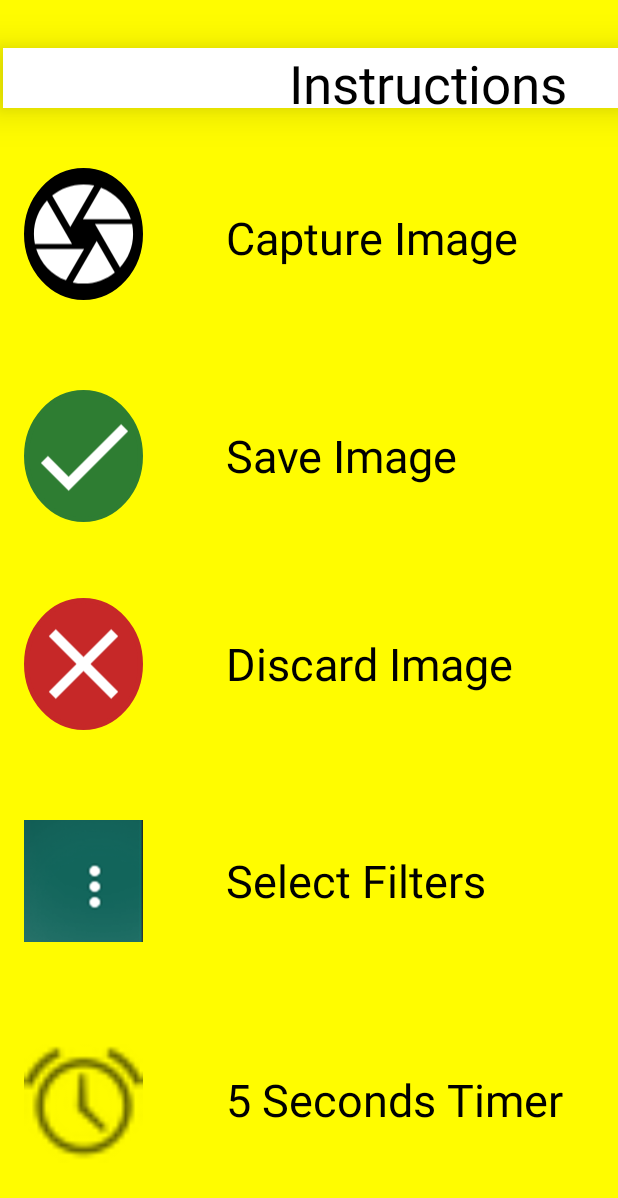
After one commit to wlam98/AndroidApp, an Android app: the layout instruction_window.xml on its own in the app's theme, with its tools: preview values and no code run, on a phone screen of 412 x 824 dp. The commit adds this screen. Shown: the top 1198 px of the screen. Run offline under Robolectric (Android 15) with nearby library versions, the phone set to English and light mode, and no system bars.

Commit message:
added instruction page and fixed saving issue

```diff
--- a/NotSnap/app/src/main/AndroidManifest.xml
+++ b/NotSnap/app/src/main/AndroidManifest.xml
@@ -21,6 +21,9 @@
             </intent-filter>
         </activity>
         <activity android:name=".MainActivity"/>
+
+        <activity android:name=".Instruction" android:theme="@style/AppTheme.CustomTheme">
+        </activity>
     </application>
 
 </manifest>
--- /dev/null
+++ b/NotSnap/app/src/main/java/com/COMP3004/NotSnap/Instruction.java
@@ -0,0 +1,25 @@
+package com.COMP3004.NotSnap;
+
+import android.app.Activity;
+import android.os.Bundle;
+import android.util.DisplayMetrics;
+
+public class Instruction extends Activity {
+
+    @Override
+    protected void onCreate(Bundle savedInstanceState){
+        super.onCreate(savedInstanceState);
+
+        setContentView(R.layout.instruction_window);
+
+        DisplayMetrics dm = new DisplayMetrics();
+        getWindowManager().getDefaultDisplay().getMetrics(dm);
+
+        int width = dm.widthPixels;
+        int height = dm.heightPixels;
+
+        getWindow().setLayout((int)(width * .8),(int)(height*.8));
+
+    }
+
+}
--- a/NotSnap/app/src/main/java/com/COMP3004/NotSnap/MainActivity.java
+++ b/NotSnap/app/src/main/java/com/COMP3004/NotSnap/MainActivity.java
@@ -15,6 +15,7 @@ import androidx.core.app.ActivityCompat;
 import androidx.core.content.ContextCompat;
 
 import android.app.Activity;
+import android.content.Intent;
 import android.content.pm.PackageManager;
 import android.graphics.Bitmap;
 import android.graphics.Matrix;
@@ -53,9 +54,8 @@ public class MainActivity extends AppCompatActivity implements View.OnClickListe
     Handler handler;
     ImageCapture imageCapture;
     ImageAnalysis imageAnalysis;
-    Preview preview;
 
-    FloatingActionButton btnCapture, btnOk, btnCancel, btnTimer;
+    FloatingActionButton btnCapture, btnOk, btnCancel, btnTimer, btnHint;;
 
     Camera camera;
     FacialDetection facialDetection;
@@ -132,9 +132,17 @@ public class MainActivity extends AppCompatActivity implements View.OnClickListe
         btnCapture = findViewById(R.id.btnCapture);
         btnOk = findViewById(R.id.btnAccept);
         btnCancel = findViewById(R.id.btnReject);
+        btnHint = findViewById(R.id.btnhint);
 
         btnOk.setOnClickListener(this);
         btnCancel.setOnClickListener(this);
+
+        btnHint.setOnClickListener(new View.OnClickListener() {
+            @Override
+            public void onClick(View view) {
+                startActivity(new Intent(MainActivity.this, Instruction.class));
+            }
+        });
 
         llBottom = findViewById(R.id.llBottom);
         textureView = findViewById(R.id.textureView);
@@ -152,7 +160,6 @@ public class MainActivity extends AppCompatActivity implements View.OnClickListe
             ActivityCompat.requestPermissions(this, REQUIRED_PERMISSIONS, REQUEST_CODE_PERMISSIONS);
         }
     }
-
 
 
     private void showAcceptedRejectedButton(boolean acceptedRejected) {
@@ -175,7 +182,6 @@ public class MainActivity extends AppCompatActivity implements View.OnClickListe
             });
         }
     }
-
 
 
 
@@ -242,18 +248,19 @@ public class MainActivity extends AppCompatActivity implements View.OnClickListe
 
             case R.id.btnAccept:
                 File file = new File(
-                        Environment.getExternalStoragePublicDirectory(Environment.DIRECTORY_PICTURES), "" + System.currentTimeMillis() + "_JDCameraX.jpg");
+                        Environment.getExternalStoragePublicDirectory(Environment.DIRECTORY_PICTURES), "" + System.currentTimeMillis() + "_CameraX.jpg");
                 imageCapture.takePicture(file, new ImageCapture.OnImageSavedListener() {
                     @Override
                     public void onImageSaved(@NonNull File file) {
+                        System.out.println(file.toString());
                         showAcceptedRejectedButton(false);
-
                         Toast.makeText(getApplicationContext(), "Image saved successfully in Pictures Folder", Toast.LENGTH_LONG).show();
                     }
 
                     @Override
                     public void onError(@NonNull ImageCapture.UseCaseError useCaseError, @NonNull String message, @Nullable Throwable cause) {
-
+                        String msg = "Picture capture failed: " + message;
+                        Toast.makeText(getBaseContext(), msg, Toast.LENGTH_LONG).show();
                     }
                 });
                 break;
--- /dev/null
+++ b/NotSnap/app/src/main/res/drawable/circle.xml
@@ -0,0 +1,8 @@
+<shape xmlns:android="http://schemas.android.com/apk/res/android" android:shape="oval" >
+    <size android:width="50dp"
+        android:height="50dp"/>
+    <stroke
+        android:width="3dp"
+        android:color="@color/black"/>
+    <solid android:color="@color/black"/>
+</shape>
--- /dev/null
+++ b/NotSnap/app/src/main/res/drawable/green_cir.xml
@@ -0,0 +1,8 @@
+<shape xmlns:android="http://schemas.android.com/apk/res/android" android:shape="oval" >
+    <size android:width="50dp"
+        android:height="50dp"/>
+    <stroke
+        android:width="3dp"
+        android:color="@color/acceptedGreen"/>
+    <solid android:color="@color/acceptedGreen"/>
+</shape>
--- /dev/null
+++ b/NotSnap/app/src/main/res/drawable/red_cir.xml
@@ -0,0 +1,8 @@
+<shape xmlns:android="http://schemas.android.com/apk/res/android" android:shape="oval" >
+    <size android:width="50dp"
+        android:height="50dp"/>
+    <stroke
+        android:width="3dp"
+        android:color="@color/rejectedRed"/>
+    <solid android:color="@color/rejectedRed"/>
+</shape>
--- a/NotSnap/app/src/main/res/layout/activity_main.xml
+++ b/NotSnap/app/src/main/res/layout/activity_main.xml
@@ -42,6 +42,30 @@
         app:layout_constraintEnd_toEndOf="parent"
         app:layout_constraintStart_toStartOf="parent" />
 
+    <com.google.android.material.floatingactionbutton.FloatingActionButton
+        android:id="@+id/btnhint"
+        android:layout_width="285dp"
+        android:layout_height="45dp"
+        android:layout_marginBottom="32dp"
+        android:layout_weight="0.5"
+        android:text="instruction"
+        app:layout_constraintBottom_toBottomOf="parent"
+        app:layout_constraintEnd_toEndOf="parent"
+        app:layout_constraintHorizontal_bias="0.142"
+        app:layout_constraintStart_toStartOf="parent" />
+
+    <ImageView
+        android:layout_width="42dp"
+        android:layout_height="31dp"
+        android:layout_marginBottom="36dp"
+        android:elevation="16dp"
+        android:src="@drawable/question"
+        android:textAppearance="?android:attr/textAppearanceMedium"
+        android:textColor="@android:color/white"
+        app:layout_constraintBottom_toBottomOf="parent"
+        app:layout_constraintEnd_toEndOf="parent"
+        app:layout_constraintHorizontal_bias="0.145"
+        app:layout_constraintStart_toStartOf="parent" />
 
     <LinearLayout
         android:layout_width="match_parent"
@@ -55,9 +79,6 @@
         app:layout_constraintBottom_toBottomOf="parent"
         app:layout_constraintEnd_toEndOf="parent"
         app:layout_constraintStart_toStartOf="parent">
-
-
-
 
         <com.google.android.material.floatingactionbutton.FloatingActionButton
             android:id="@+id/btnReject"
@@ -81,8 +102,6 @@
             app:layout_constraintBottom_toBottomOf="parent"
             app:layout_constraintEnd_toEndOf="parent"
             app:layout_constraintStart_toStartOf="parent" />
-
-
     </LinearLayout>
 
     <com.google.android.material.floatingactionbutton.FloatingActionButton
--- /dev/null
+++ b/NotSnap/app/src/main/res/layout/instruction_window.xml
@@ -0,0 +1,173 @@
+<?xml version="1.0" encoding="utf-8"?>
+<androidx.constraintlayout.widget.ConstraintLayout xmlns:android="http://schemas.android.com/apk/res/android"
+    xmlns:app="http://schemas.android.com/apk/res-auto"
+    xmlns:tools="http://schemas.android.com/tools"
+    android:layout_width="match_parent"
+    android:layout_height="match_parent"
+    android:background="@color/splash_background_color">
+
+    <TextView
+        android:layout_width="410dp"
+        android:layout_height="40dp"
+        android:elevation="16dp"
+        android:background="@android:color/white"
+        android:text="                      Instructions"
+        android:textAppearance="?android:attr/textAppearanceMedium"
+        android:textColor="@android:color/black"
+        android:textSize="35dp"
+        app:layout_constraintBottom_toBottomOf="parent"
+        app:layout_constraintEnd_toEndOf="parent"
+        app:layout_constraintHorizontal_bias="1.0"
+        app:layout_constraintStart_toStartOf="parent"
+        app:layout_constraintTop_toTopOf="parent"
+        app:layout_constraintVertical_bias="0.041" />
+
+
+    <TextView
+        android:layout_width="239dp"
+        android:layout_height="41dp"
+        android:elevation="16dp"
+        android:text="   Capture Image"
+        android:textAppearance="?android:attr/textAppearanceMedium"
+        android:textColor="@android:color/black"
+        android:textSize="30dp"
+        app:layout_constraintBottom_toBottomOf="parent"
+        app:layout_constraintEnd_toEndOf="parent"
+        app:layout_constraintHorizontal_bias="0.428"
+        app:layout_constraintStart_toEndOf="@+id/imageView"
+        app:layout_constraintTop_toTopOf="parent"
+        app:layout_constraintVertical_bias="0.176" />
+
+    <ImageView
+        android:id="@+id/imageView"
+        android:layout_width="79dp"
+        android:layout_height="88dp"
+        android:layout_gravity="center"
+        android:background="@drawable/circle"
+        android:src="@drawable/ic_camera"
+        app:layout_constraintBottom_toBottomOf="parent"
+        app:layout_constraintHorizontal_bias="0.048"
+        app:layout_constraintLeft_toLeftOf="parent"
+        app:layout_constraintRight_toRightOf="parent"
+        app:layout_constraintTop_toTopOf="parent"
+        app:layout_constraintVertical_bias="0.152" />
+
+
+    <ImageView
+        android:id="@+id/imageView2"
+        android:layout_width="79dp"
+        android:layout_height="88dp"
+        android:layout_gravity="center"
+        android:background="@drawable/green_cir"
+        android:src="@drawable/ic_check"
+        app:layout_constraintBottom_toBottomOf="parent"
+        app:layout_constraintHorizontal_bias="0.048"
+        app:layout_constraintLeft_toLeftOf="parent"
+        app:layout_constraintRight_toRightOf="parent"
+        app:layout_constraintTop_toTopOf="parent"
+        app:layout_constraintVertical_bias="0.353" />
+
+    <TextView
+        android:layout_width="239dp"
+        android:layout_height="41dp"
+        android:elevation="16dp"
+        android:text="   Save Image"
+        android:textAppearance="?android:attr/textAppearanceMedium"
+        android:textColor="@android:color/black"
+        android:textSize="30dp"
+        app:layout_constraintBottom_toBottomOf="parent"
+        app:layout_constraintEnd_toEndOf="parent"
+        app:layout_constraintHorizontal_bias="0.428"
+        app:layout_constraintStart_toEndOf="@+id/imageView2"
+        app:layout_constraintTop_toTopOf="parent"
+        app:layout_constraintVertical_bias="0.362" />
+
+    <ImageView
+        android:id="@+id/imageView3"
+        android:layout_width="79dp"
+        android:layout_height="88dp"
+        android:layout_gravity="center"
+        android:background="@drawable/red_cir"
+        android:src="@drawable/ic_close"
+        app:layout_constraintBottom_toBottomOf="parent"
+        app:layout_constraintHorizontal_bias="0.048"
+        app:layout_constraintLeft_toLeftOf="parent"
+        app:layout_constraintRight_toRightOf="parent"
+        app:layout_constraintTop_toTopOf="parent"
+        app:layout_constraintVertical_bias="0.542" />
+
+    <TextView
+        android:layout_width="239dp"
+        android:layout_height="41dp"
+        android:elevation="16dp"
+        android:text="   Discard Image"
+        android:textAppearance="?android:attr/textAppearanceMedium"
+        android:textColor="@android:color/black"
+        android:textSize="30dp"
+        app:layout_constraintBottom_toBottomOf="parent"
+        app:layout_constraintEnd_toEndOf="parent"
+        app:layout_constraintHorizontal_bias="0.428"
+        app:layout_constraintStart_toEndOf="@+id/imageView3"
+        app:layout_constraintTop_toTopOf="parent"
+        app:layout_constraintVertical_bias="0.539" />
+
+    <ImageView
+        android:id="@+id/imageView4"
+        android:layout_width="79dp"
+        android:layout_height="88dp"
+        android:layout_gravity="center"
+        android:src="@drawable/action"
+        app:layout_constraintBottom_toBottomOf="parent"
+        app:layout_constraintHorizontal_bias="0.048"
+        app:layout_constraintLeft_toLeftOf="parent"
+        app:layout_constraintRight_toRightOf="parent"
+        app:layout_constraintTop_toTopOf="parent"
+        app:layout_constraintVertical_bias="0.738" />
+
+    <TextView
+        android:layout_width="239dp"
+        android:layout_height="41dp"
+        android:elevation="16dp"
+        android:text="   Select Filters"
+        android:textAppearance="?android:attr/textAppearanceMedium"
+        android:textColor="@android:color/black"
+        android:textSize="30dp"
+        app:layout_constraintBottom_toBottomOf="parent"
+        app:layout_constraintEnd_toEndOf="parent"
+        app:layout_constraintHorizontal_bias="0.428"
+        app:layout_constraintStart_toEndOf="@+id/imageView4"
+        app:layout_constraintTop_toTopOf="parent"
+        app:layout_constraintVertical_bias="0.724" />
+
+    <ImageView
+        android:id="@+id/imageView5"
+        android:layout_width="79dp"
+        android:layout_height="88dp"
+        android:layout_gravity="center"
+
+        android:src="@android:drawable/ic_lock_idle_alarm"
+
+        app:layout_constraintBottom_toBottomOf="parent"
+        app:layout_constraintHorizontal_bias="0.048"
+        app:layout_constraintLeft_toLeftOf="parent"
+        app:layout_constraintRight_toRightOf="parent"
+        app:layout_constraintTop_toTopOf="parent"
+        app:layout_constraintVertical_bias="0.939" />
+
+    <TextView
+        android:layout_width="259dp"
+        android:layout_height="37dp"
+        android:elevation="16dp"
+        android:text="   5 Seconds Timer"
+        android:textAppearance="?android:attr/textAppearanceMedium"
+        android:textColor="@android:color/black"
+        android:textSize="30dp"
+        app:layout_constraintBottom_toBottomOf="parent"
+        app:layout_constraintEnd_toEndOf="parent"
+        app:layout_constraintHorizontal_bias="0.578"
+        app:layout_constraintStart_toEndOf="@+id/imageView5"
+        app:layout_constraintTop_toTopOf="parent"
+        app:layout_constraintVertical_bias="0.906" />
+
+
+</androidx.constraintlayout.widget.ConstraintLayout>
--- a/NotSnap/app/src/main/res/values/colors.xml
+++ b/NotSnap/app/src/main/res/values/colors.xml
@@ -6,6 +6,8 @@
     <color name="rejectedRed">#c62828</color>
     <color name="acceptedGreen">#2e7d32</color>
     <color name="splash_background_color">#FFFC00</color>
+    <color name="black">#000000</color>
+
 
 
 </resources>
--- a/NotSnap/app/src/main/res/values/strings.xml
+++ b/NotSnap/app/src/main/res/values/strings.xml
@@ -1,3 +1,4 @@
 <resources>
     <string name="app_name">NotSnap</string>
+    <string name="hint">Hint</string>
 </resources>
--- a/NotSnap/app/src/main/res/values/styles.xml
+++ b/NotSnap/app/src/main/res/values/styles.xml
@@ -8,4 +8,9 @@
         <item name="colorAccent">@color/colorAccent</item>
     </style>
 
+    <style name="AppTheme.CustomTheme">
+        <item name="android:windowIsTranslucent">true</item>
+        <item name="android:windowCloseOnTouchOutside">true</item>
+    </style>
+
 </resources>
```
Also changed, not shown: NotSnap/app/src/main/res/drawable/action.PNG (added), NotSnap/app/src/main/res/drawable/question.png (added).
